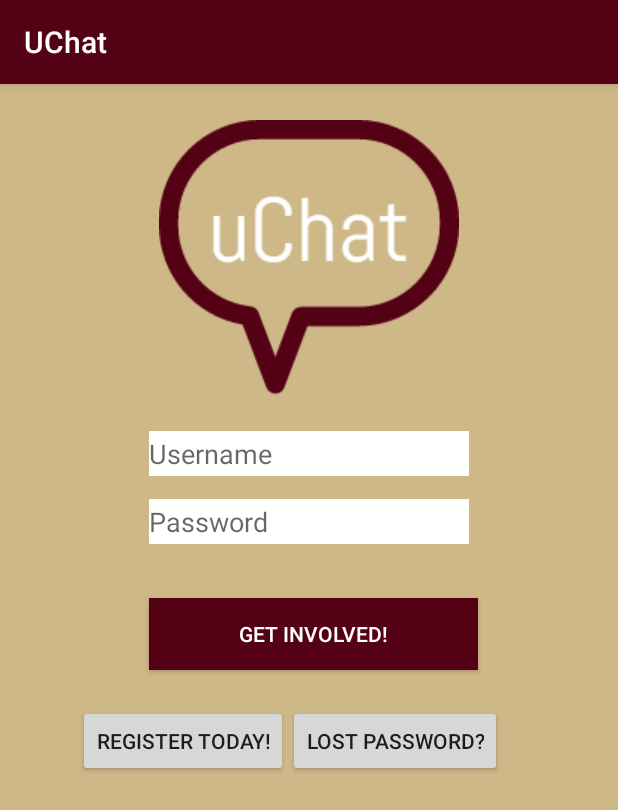
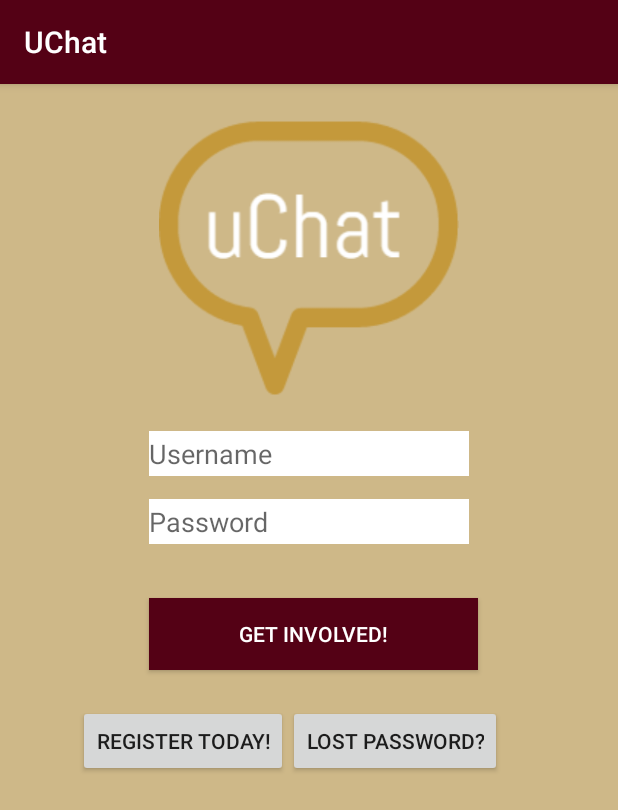
Before and after one commit to chrislogo/UChat, an Android app: the screen it shows after launch (LoginActivity), on a phone screen of 412 x 824 dp. Shown: the top 810 px of the screen. Run offline under Robolectric (Android 15) with nearby library versions, the phone set to English and light mode, and no system bars; our stand-ins replace Volley.

Commit message:
change logo
Updated logo for bo to use

```diff
--- a/app/src/main/AndroidManifest.xml
+++ b/app/src/main/AndroidManifest.xml
@@ -6,7 +6,7 @@
 
     <application
         android:allowBackup="true"
-        android:icon="@mipmap/ic_launcher"
+        android:icon="@mipmap/uchat_launch"
         android:label="@string/app_name"
         android:supportsRtl="true"
         android:theme="@style/AppTheme">
--- a/app/src/main/res/layout/activity_login.xml
+++ b/app/src/main/res/layout/activity_login.xml
@@ -12,7 +12,7 @@
 
     <ImageView
         android:id="@+id/logo_login"
-        android:src="@drawable/white_logo"
+        android:src="@drawable/uchatlogo"
         android:layout_width="200dp"
         android:layout_height="200dp"
         android:layout_alignParentTop="true"
```
Also changed, not shown: app/src/main/res/drawable/uchatlogo.png, app/src/main/res/mipmap-xhdpi/uchat_launch.png (added).
